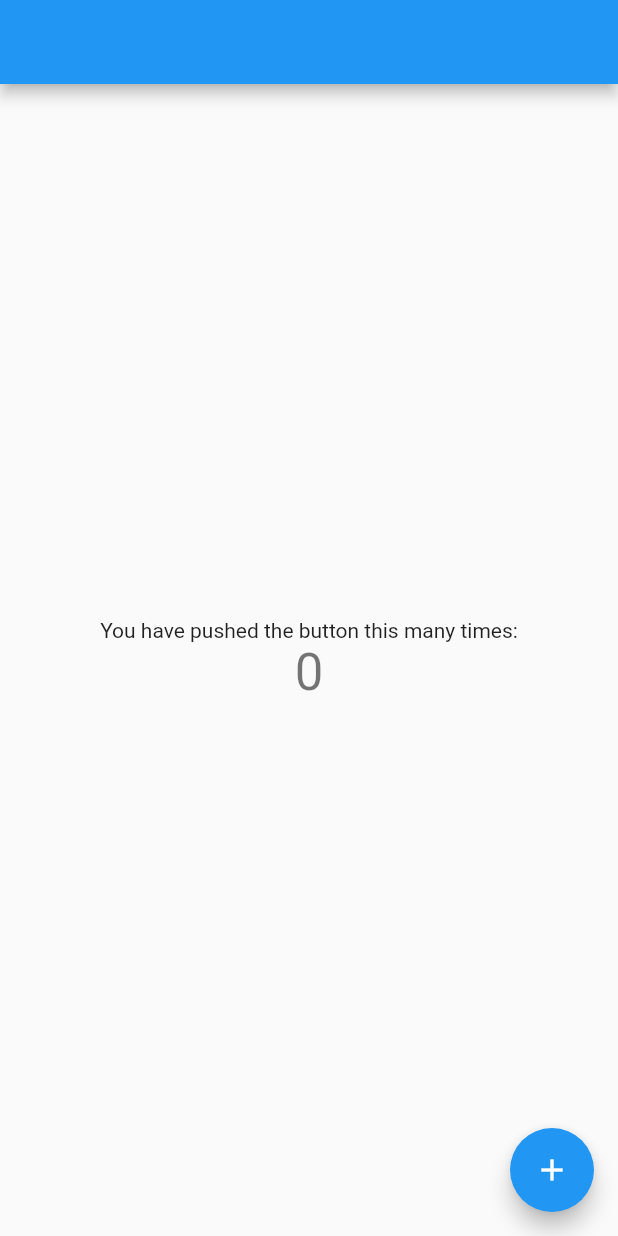
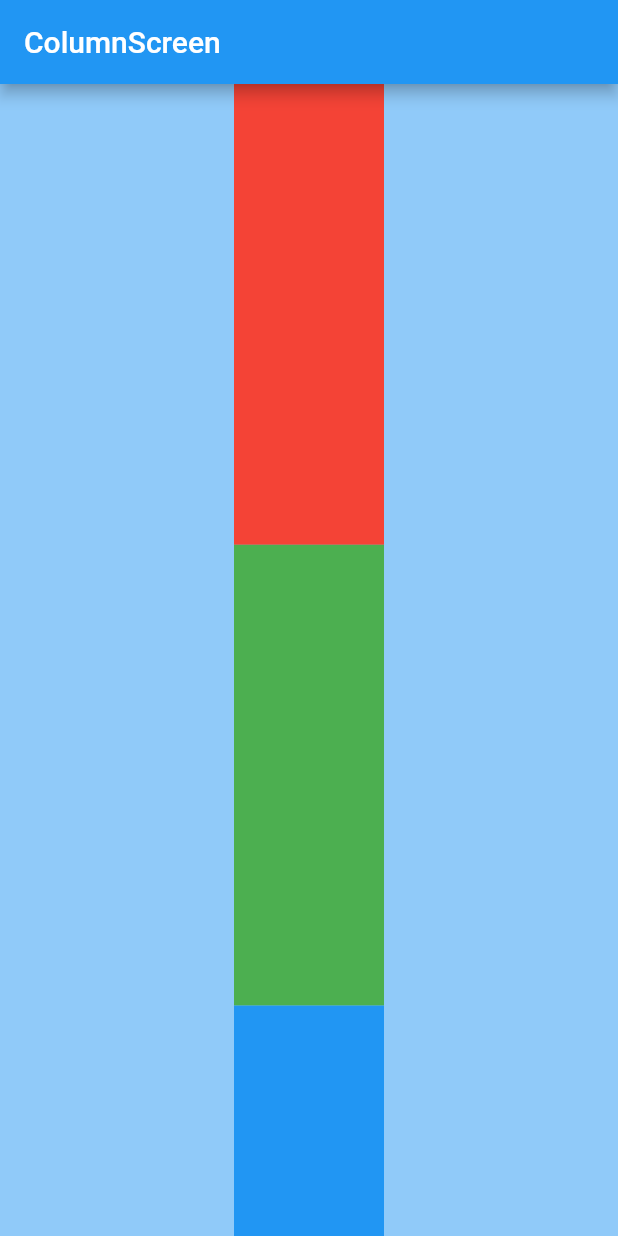
Before and after one commit to wandx/tugas_widget, a Flutter app: the screen it shows after launch, on a phone screen of 412 x 824 dp. Run offline on Flutter 3.47's test engine with Material 2 defaults, Android fonts, the light colour scheme and no system bars; our stand-ins replace badges.

Commit message:
update view group

```diff
--- /dev/null
+++ b/lib/counter/counter.dart
@@ -0,0 +1,2 @@
+export 'screens/counter_screen.dart';
+export 'screens/counter_state.dart';
--- a/lib/main.dart
+++ b/lib/main.dart
@@ -1,6 +1,5 @@
 import 'package:flutter/material.dart';
-import 'package:widget_tutorial/screens/inherited_state.dart';
-import 'package:widget_tutorial/screens/user_profile_screen.dart';
+import 'package:widget_tutorial/view_group/view_group.dart';
 
 void main() {
   runApp(const MyApp());
@@ -27,7 +26,7 @@ class MyApp extends StatelessWidget {
         // is not restarted.
         primarySwatch: Colors.blue,
       ),
-      home: MyHomePage(title: '',),
+      home: const ColumnScreen(),
     );
   }
 }
--- /dev/null
+++ b/lib/view_group/screens/column_screen.dart
@@ -0,0 +1,48 @@
+import 'package:flutter/material.dart';
+
+class ColumnScreen extends StatelessWidget {
+  const ColumnScreen({Key? key}) : super(key: key);
+
+  @override
+  Widget build(BuildContext context) {
+    return Scaffold(
+      appBar: AppBar(
+        title: Text('ColumnScreen'),
+      ),
+      body: Container(
+        color: Colors.blue.shade200,
+        width: double.infinity,
+        child: Column(
+          mainAxisAlignment: MainAxisAlignment.start,
+          crossAxisAlignment: CrossAxisAlignment.center,
+          children: [
+            Expanded(
+              flex: 2,
+              child: Container(
+                width: 100,
+                height: 100,
+                color: Colors.red,
+              ),
+            ),
+            Expanded(
+              flex: 2,
+              child: Container(
+                width: 100,
+                height: 100,
+                color: Colors.green,
+              ),
+            ),
+            Expanded(
+              flex: 1,
+              child: Container(
+                width: 100,
+                height: 100,
+                color: Colors.blue,
+              ),
+            ),
+          ],
+        ),
+      ),
+    );
+  }
+}
--- /dev/null
+++ b/lib/view_group/view_group.dart
@@ -0,0 +1,3 @@
+export 'screens/column_screen.dart';
+export 'screens/row_screen.dart';
+export 'screens/stack_screen.dart';
```
Also changed, not shown: lib/counter/screens/counter_screen.dart (added, +57 -0 lines), lib/counter/screens/counter_state.dart (added, +24 -0 lines), lib/view_group/screens/row_screen.dart (added, +39 -0 lines), lib/view_group/screens/stack_screen.dart (added, +45 -0 lines), 1 other file.
